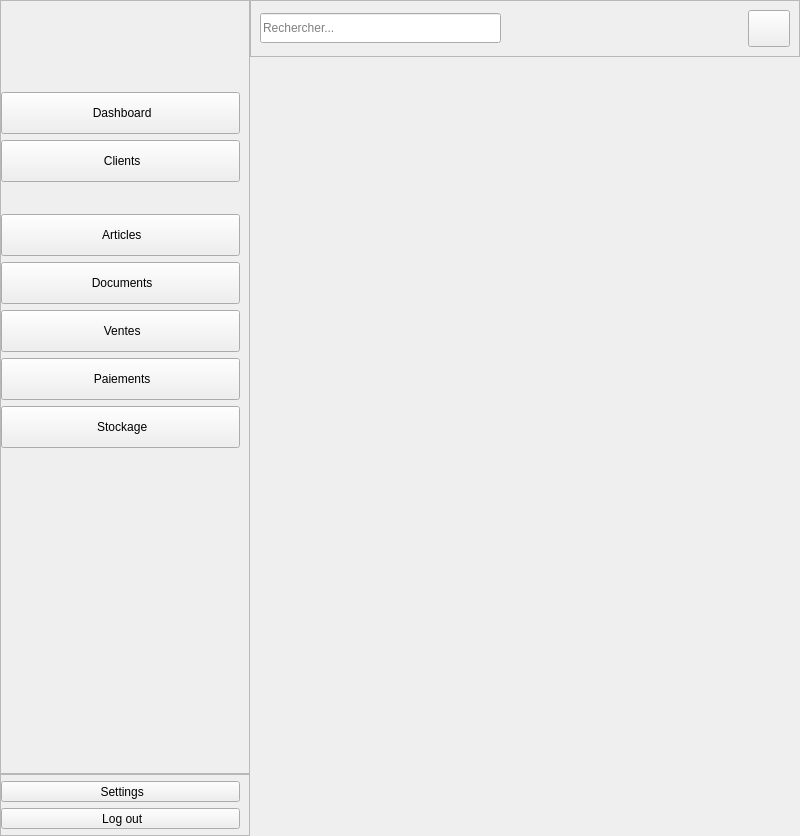
This is modules/table_de_bord/dashboard_menu.ui in lak-barmajyat/AZENZ-Commercial as Qt 5 draws it before an edit. The edited form follows.
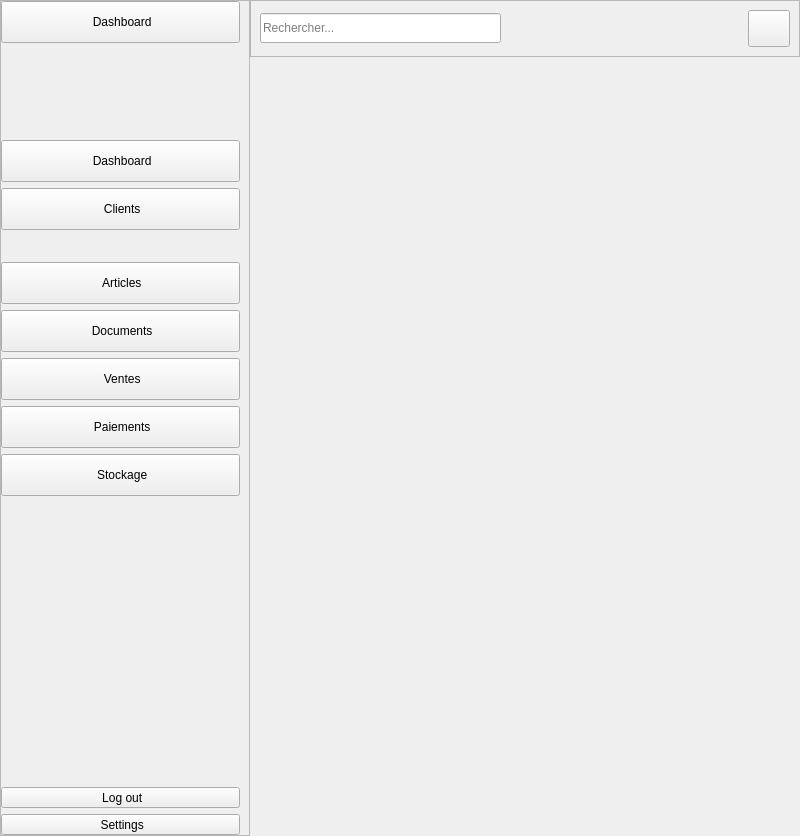
This is the edited form. Icons and pictures are not drawn.

Commit message: animate dashboard sidebar

What changed in the file:
```diff
--- a/modules/table_de_bord/dashboard_menu.ui
+++ b/modules/table_de_bord/dashboard_menu.ui
@@ -102,6 +102,44 @@
           <property name="bottomMargin">
            <number>0</number>
           </property>
+          <item>
+           <widget class="QToolButton" name="toggleSidebarButton">
+            <property name="sizePolicy">
+             <sizepolicy hsizetype="Expanding" vsizetype="Expanding">
+              <horstretch>0</horstretch>
+              <verstretch>0</verstretch>
+             </sizepolicy>
+            </property>
+            <property name="maximumSize">
+             <size>
+              <width>239</width>
+              <height>42</height>
+             </size>
+            </property>
+            <property name="text">
+             <string> Dashboard</string>
+            </property>
+            <property name="icon">
+             <iconset resource="../../resources/resources.qrc">
+              <normaloff>:/icons/icons/dashboard.svg</normaloff>:/icons/icons/dashboard.svg</iconset>
+            </property>
+            <property name="iconSize">
+             <size>
+              <width>30</width>
+              <height>30</height>
+             </size>
+            </property>
+            <property name="checkable">
+             <bool>true</bool>
+            </property>
+            <property name="toolButtonStyle">
+             <enum>Qt::ToolButtonTextBesideIcon</enum>
+            </property>
+            <property name="class" stdset="0">
+             <string>sidebar-button</string>
+            </property>
+           </widget>
+          </item>
           <item>
            <widget class="QLabel" name="LogoLabel">
             <property name="minimumSize">
@@ -487,73 +525,38 @@
             </property>
            </spacer>
           </item>
-         </layout>
-        </widget>
-       </item>
-       <item>
-        <widget class="QFrame" name="FootSidebarFrame">
-         <property name="maximumSize">
-          <size>
-           <width>256</width>
-           <height>16777215</height>
-          </size>
-         </property>
-         <property name="frameShape">
-          <enum>QFrame::StyledPanel</enum>
-         </property>
-         <property name="frameShadow">
-          <enum>QFrame::Raised</enum>
-         </property>
-         <layout class="QVBoxLayout" name="verticalLayout_5">
-          <property name="leftMargin">
-           <number>0</number>
-          </property>
-          <property name="topMargin">
-           <number>6</number>
-          </property>
-          <property name="rightMargin">
-           <number>0</number>
-          </property>
-          <property name="bottomMargin">
-           <number>6</number>
-          </property>
           <item>
-           <widget class="QToolButton" name="SettingsButton">
-            <property name="sizePolicy">
-             <sizepolicy hsizetype="Expanding" vsizetype="Fixed">
-              <horstretch>0</horstretch>
-              <verstretch>0</verstretch>
-             </sizepolicy>
+           <layout class="QHBoxLayout" name="horizontalLayout_4">
+            <property name="spacing">
+             <number>0</number>
             </property>
-            <property name="maximumSize">
-             <size>
-              <width>239</width>
-              <height>42</height>
-             </size>
+            <property name="leftMargin">
+             <number>0</number>
             </property>
-            <property name="text">
-             <string> Settings</string>
+            <property name="rightMargin">
+             <number>0</number>
             </property>
             <property name="icon">
              <iconset resource="../../resources/resources.qrc">
               <normaloff>:/icons/icons/settings.svg</normaloff>:/icons/icons/settings.svg</iconset>
             </property>
-            <property name="iconSize">
-             <size>
-              <width>30</width>
-              <height>30</height>
-             </size>
-            </property>
-            <property name="checkable">
-             <bool>true</bool>
-            </property>
-            <property name="toolButtonStyle">
-             <enum>Qt::ToolButtonTextBesideIcon</enum>
-            </property>
-            <property name="class" stdset="0">
-             <string>sidebar-button</string>
-            </property>
-           </widget>
+            <item>
+             <widget class="QLabel" name="SeparatorLine_2">
+              <property name="maximumSize">
+               <size>
+                <width>16777215</width>
+                <height>1</height>
+               </size>
+              </property>
+              <property name="text">
+               <string/>
+              </property>
+              <property name="class" stdset="0">
+               <string>separator</string>
+              </property>
+             </widget>
+            </item>
+           </layout>
           </item>
           <item>
            <widget class="QToolButton" name="LogoutButton">
@@ -593,6 +596,44 @@
             </property>
            </widget>
           </item>
+          <item>
+           <widget class="QToolButton" name="SettingsButton">
+            <property name="sizePolicy">
+             <sizepolicy hsizetype="Expanding" vsizetype="Fixed">
+              <horstretch>0</horstretch>
+              <verstretch>0</verstretch>
+             </sizepolicy>
+            </property>
+            <property name="maximumSize">
+             <size>
+              <width>239</width>
+              <height>42</height>
+             </size>
+            </property>
+            <property name="text">
+             <string> Settings</string>
+            </property>
+            <property name="icon">
+             <iconset resource="../../resources/resources.qrc">
+              <normaloff>:/icons/icons/settings.svg</normaloff>:/icons/icons/settings.svg</iconset>
+            </property>
+            <property name="iconSize">
+             <size>
+              <width>30</width>
+              <height>30</height>
+             </size>
+            </property>
+            <property name="checkable">
+             <bool>true</bool>
+            </property>
+            <property name="toolButtonStyle">
+             <enum>Qt::ToolButtonTextBesideIcon</enum>
+            </property>
+            <property name="class" stdset="0">
+             <string>sidebar-button</string>
+            </property>
+           </widget>
+          </item>
          </layout>
         </widget>
        </item>
```
Left out of the diff: 17 changed lines with no effect on the pictures. The commit also changes 2 other files.
